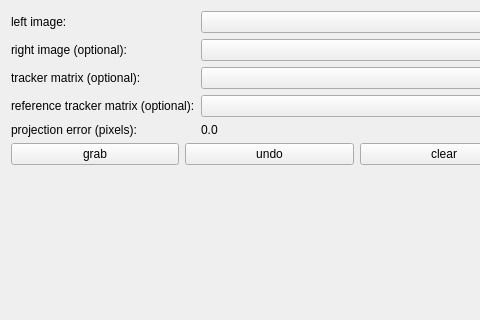
The window that MITK/Plugins/uk.ac.ucl.cmic.igicameracal/src/internal/CameraCalView.ui (NifTK/NifTK) describes before a commit, drawn with Qt 5; both pictures show x 0 to 480 and y 0 to 320 of the 713 by 560 pixel window.
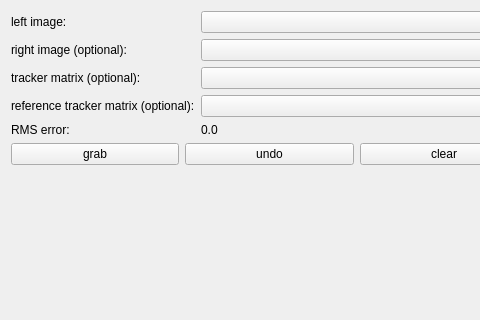
The same window after the commit. Custom widgets are drawn as their Qt base class.

Commit message: Issue #4659: Update label in UI.

Patch:
```diff
--- a/MITK/Plugins/uk.ac.ucl.cmic.igicameracal/src/internal/CameraCalView.ui
+++ b/MITK/Plugins/uk.ac.ucl.cmic.igicameracal/src/internal/CameraCalView.ui
@@ -75,7 +75,7 @@
      <item row="4" column="0">
       <widget class="QLabel" name="m_ProjectionErrorLabel">
        <property name="text">
-        <string>projection error (pixels):</string>
+        <string>RMS error:</string>
        </property>
       </widget>
      </item>
```
